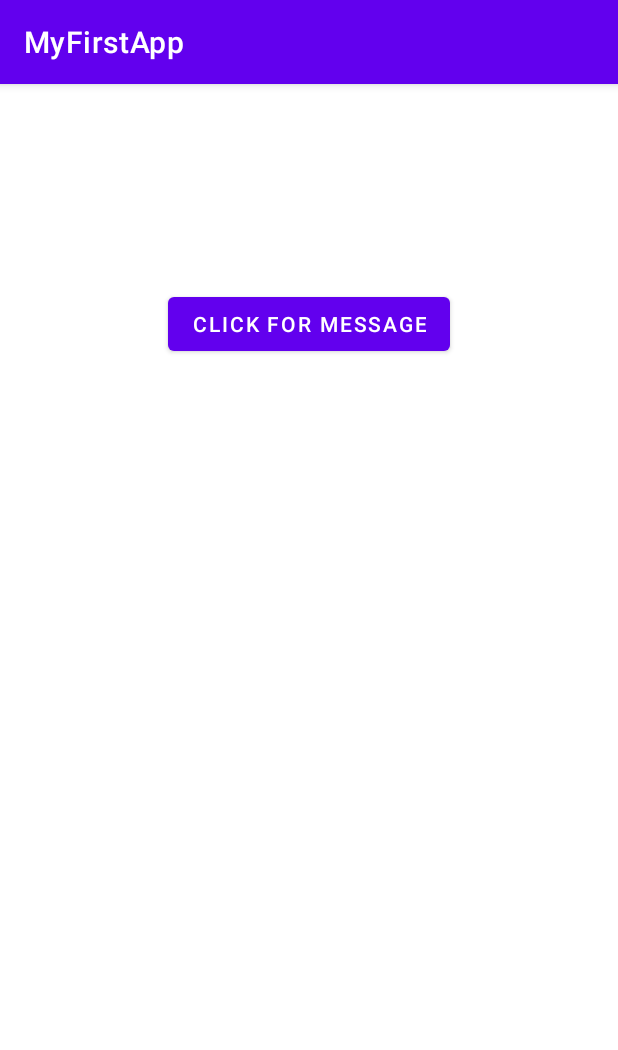
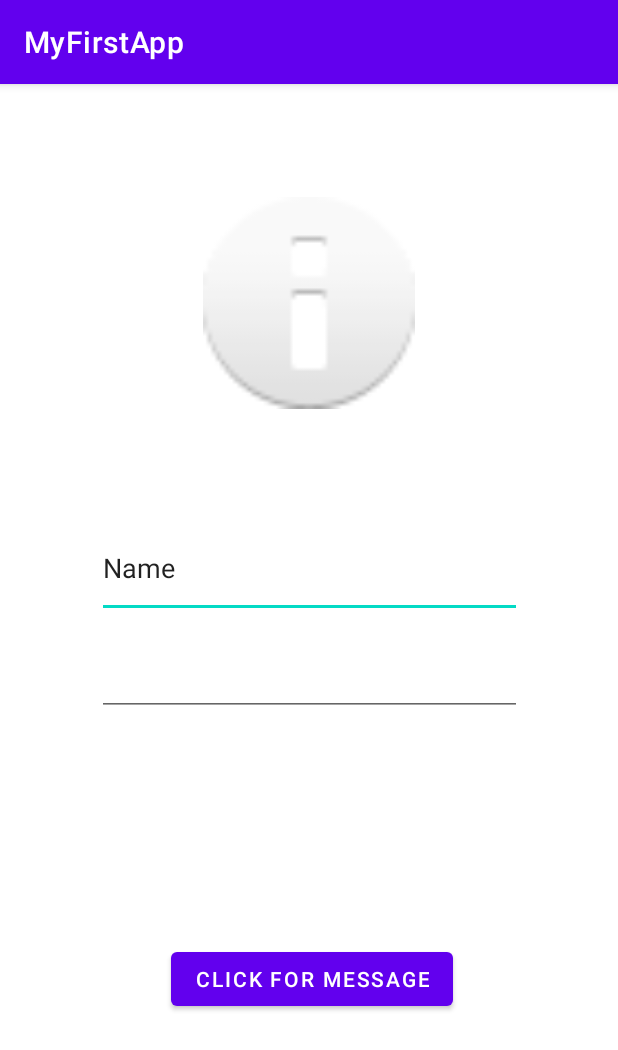
Before and after one commit to SarfarazAliToori/MyFirstApp, an Android app: the screen it shows after launch (MainActivity), on a phone screen of 412 x 824 dp. Shown: the top 1050 px of the screen. Run offline under Robolectric (Android 15) with nearby library versions, the phone set to English and light mode, and no system bars.

Commit message:
log in screen in progress

```diff
--- a/app/src/main/res/layout/activity_main.xml
+++ b/app/src/main/res/layout/activity_main.xml
@@ -10,10 +10,47 @@
         android:id="@+id/btn_message"
         android:layout_width="wrap_content"
         android:layout_height="wrap_content"
-        android:layout_marginTop="136dp"
+        android:layout_marginBottom="147dp"
         android:text="Click For Message"
+        app:layout_constraintBottom_toBottomOf="parent"
+        app:layout_constraintEnd_toEndOf="parent"
+        app:layout_constraintHorizontal_bias="0.509"
+        app:layout_constraintStart_toStartOf="parent" />
+
+    <EditText
+        android:id="@+id/editTextTextPersonName"
+        android:layout_width="283dp"
+        android:layout_height="0dp"
+        android:ems="10"
+        android:inputType="textPersonName"
+        android:text="Name"
+        app:layout_constraintBottom_toTopOf="@+id/editTextTextPassword2"
         app:layout_constraintEnd_toEndOf="parent"
         app:layout_constraintStart_toStartOf="parent"
-        app:layout_constraintTop_toTopOf="parent" />
+        app:layout_constraintTop_toBottomOf="@+id/imageView" />
+
+    <EditText
+        android:id="@+id/editTextTextPassword2"
+        android:layout_width="283dp"
+        android:layout_height="0dp"
+        android:layout_marginBottom="151dp"
+        android:ems="10"
+        android:inputType="textPassword"
+        app:layout_constraintBottom_toTopOf="@+id/btn_message"
+        app:layout_constraintEnd_toEndOf="parent"
+        app:layout_constraintStart_toStartOf="parent"
+        app:layout_constraintTop_toBottomOf="@+id/editTextTextPersonName" />
+
+    <ImageView
+        android:id="@+id/imageView"
+        android:layout_width="185dp"
+        android:layout_height="141dp"
+        android:layout_marginTop="75dp"
+        android:layout_marginBottom="73dp"
+        app:layout_constraintBottom_toTopOf="@+id/editTextTextPersonName"
+        app:layout_constraintEnd_toEndOf="parent"
+        app:layout_constraintStart_toStartOf="parent"
+        app:layout_constraintTop_toTopOf="parent"
+        app:srcCompat="@android:drawable/ic_dialog_info" />
 
 </androidx.constraintlayout.widget.ConstraintLayout>
```
